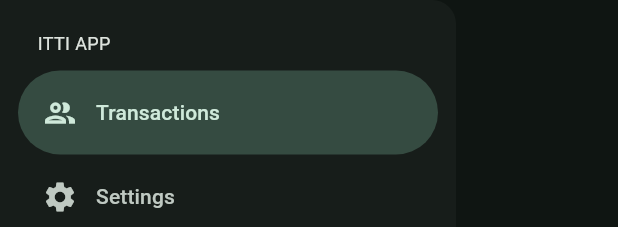
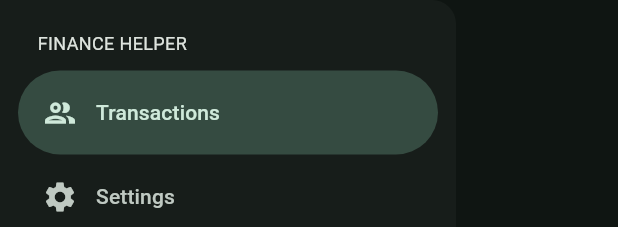
Before and after one commit to josemlegal/finance_helper, a Flutter app: the SideMenu widget shown alone on an empty page, opened directly with empty values, on a phone screen of 412 x 824 dp. Shown: the top 227 px of the screen. Run offline on Flutter 3.47's test engine with Material 2 defaults, Android fonts, the phone set to English and light mode, and no system bars; our stand-ins replace dio, get_it, go_router, hooks_riverpod, stacked_services.

Commit message:
Small changes and update imports

```diff
--- a/lib/main.dart
+++ b/lib/main.dart
@@ -4,7 +4,7 @@ import 'package:finance_helper/core/theme/theme.dart';
 import 'package:flutter/material.dart';
 import 'package:hooks_riverpod/hooks_riverpod.dart';
 
-import 'presentation/settings/settings_controller.dart';
+import 'presentation/settings/controllers/settings_controller.dart';
 
 void main() {
   runApp(
--- /dev/null
+++ b/lib/presentation/views.dart
@@ -0,0 +1,4 @@
+export 'package:finance_helper/presentation/dashboard/views/dashboard_view.dart';
+export 'package:finance_helper/presentation/home/views/home_view.dart';
+export 'package:finance_helper/presentation/settings/views/settings_view.dart';
+export 'package:finance_helper/presentation/transactions/views/transactions_view.dart';
--- a/lib/presentation/widgets/side_menu.dart
+++ b/lib/presentation/widgets/side_menu.dart
@@ -32,7 +32,7 @@ class _SideMenuState extends State<SideMenu> {
       children: [
         Padding(
           padding: EdgeInsets.fromLTRB(25, hasNotch ? 10 : 20, 16, 10),
-          child: const Text('ITTI APP'),
+          child: const Text('FINANCE HELPER'),
         ),
         ...appMenuItems.map(
           (item) => NavigationDrawerDestination(
```
Also changed, not shown: lib/presentation/settings/controllers/settings_controller.dart (renamed from lib/presentation/settings/settings_controller.dart).
